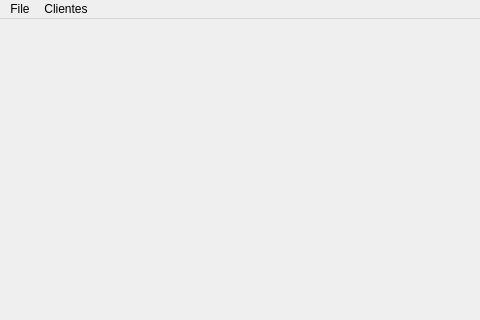
First picture: the form in mainwindow.ui, repository fabiorodp/law_officer, before the edit; both pictures show x 0 to 480 and y 0 to 320 of the 977 by 574 pixel window.
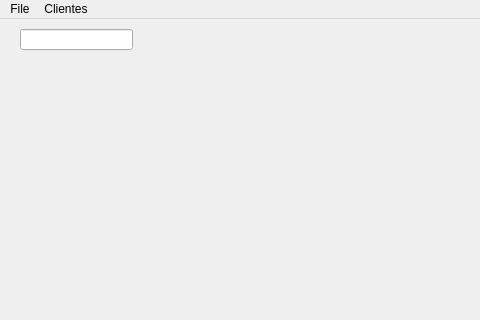
Second picture: the form after the edit. Icons and pictures are not drawn.

What changed in the file:
```diff
--- a/mainwindow.ui
+++ b/mainwindow.ui
@@ -18,6 +18,16 @@
     <string notr="true">#centralWidget{
 border-image: url(:/images/images/back_ground.jpeg);}</string>
    </property>
+   <widget class="QLineEdit" name="lineEditPermissao">
+    <property name="geometry">
+     <rect>
+      <x>20</x>
+      <y>10</y>
+      <width>113</width>
+      <height>21</height>
+     </rect>
+    </property>
+   </widget>
   </widget>
   <widget class="QMenuBar" name="menuBar">
    <property name="geometry">
```
Left out of the diff: 6 changed lines with no effect on the pictures.
